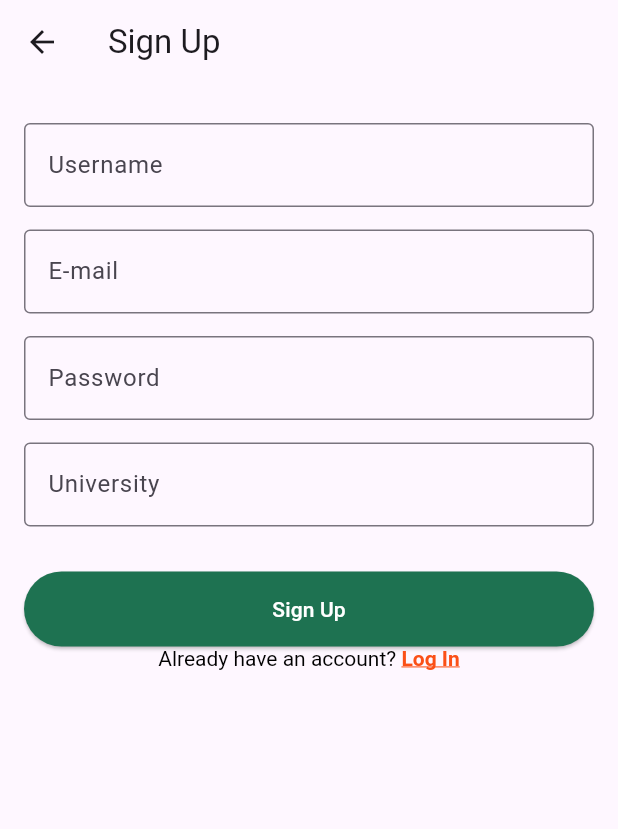
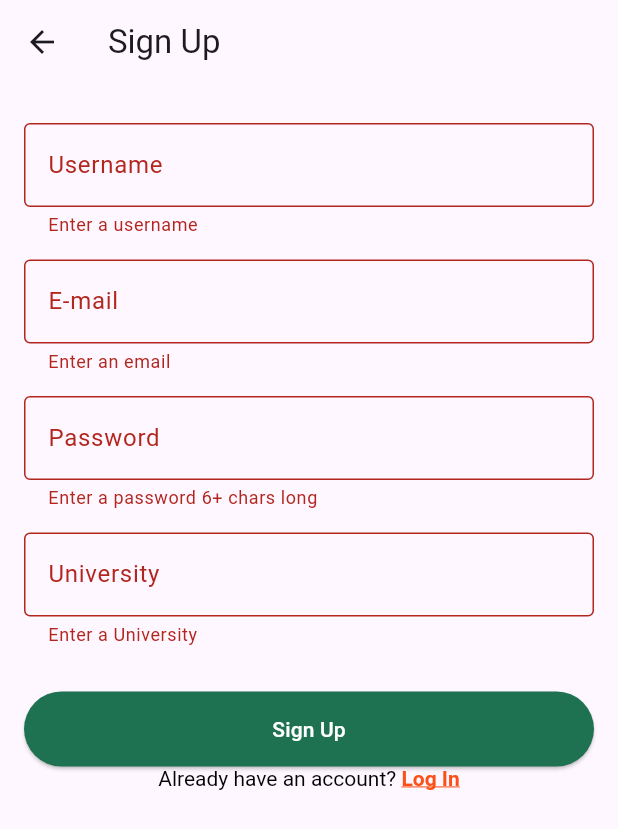
Before and after one commit to sehae/gthr, a Flutter app: the SignUpScreen screen opened directly with empty values, after a tap on "Sign Up", on a phone screen of 412 x 824 dp. Shown: the top 829 px of the screen. Run offline on Flutter 3.47's test engine with Material 3 defaults, Android fonts, the phone set to English and light mode, and no system bars; our stand-ins replace cloud_firestore, firebase_auth, firebase_core, flutter_spinkit, font_awesome_flutter, readmore; accounts and stored records are empty.

Commit message:
di ko mafix

```diff
--- a/lib/screens/authenticate/LoginScreen/login.dart
+++ b/lib/screens/authenticate/LoginScreen/login.dart
@@ -3,6 +3,7 @@ import 'package:flutter/gestures.dart';
 import 'package:gthr/main.dart';
 import 'package:gthr/services/auth.dart';
 
+import '../../../shared/loading.dart';
 import '../SignUpScreen/signup1.dart';
 
   class LoginScreen extends StatefulWidget {
@@ -15,19 +16,24 @@ import '../SignUpScreen/signup1.dart';
   }
 
 class _LoginScreen extends State<LoginScreen> {
-  bool _showSignIn = true;
+
   final AuthService _auth = AuthService();
+  final GlobalKey<FormState> _formKey = GlobalKey<FormState>();
+  bool loading = false;
 
   String username = '';
+  String email = '';
   String password = '';
+  String error = '';
 
   @override
   Widget build(BuildContext context) {
-    return Scaffold(
+    return loading ? Loading() : Scaffold(
       backgroundColor: Colors.white,
       body: Padding(
         padding: EdgeInsets.all(16.0),
         child: Form(
+          key: _formKey,
         child: Column(
           mainAxisAlignment: MainAxisAlignment.center,
           children: <Widget>[
@@ -40,16 +46,18 @@ class _LoginScreen extends State<LoginScreen> {
             ),
             SizedBox(height: 48),
             TextFormField(
+              validator: (val) => val!.isEmpty ? "Enter an email" : null,
               onChanged: (val){
-                setState(() => username = val);
+                setState(() => email = val);
               },
               decoration: InputDecoration(
-                labelText: 'Username',
+                labelText: 'Email',
                 border: OutlineInputBorder(),
               ),
             ),
             SizedBox(height: 16),
             TextFormField(
+              validator: (val) => val!.length < 6 ? "Enter a password 6+ chars long" : null,
               onChanged: (val){
                 setState(() => password = val);
               },
@@ -71,7 +79,7 @@ class _LoginScreen extends State<LoginScreen> {
                 ),
                 TextButton(
                   onPressed: () async {
-                    print(username);
+                    print(email);
                     print(password);
                   },
                   child: Text(
@@ -85,9 +93,17 @@ class _LoginScreen extends State<LoginScreen> {
             ),
             SizedBox(height: 15),
             ElevatedButton(
-              onPressed: () {
-                print(username);
-                print(password);
+              onPressed: () async {
+                if (_formKey.currentState!.validate()){
+                  setState(() => loading = true);
+                  dynamic result = await _auth.signInWithEmailAndPassword(email, password);
+                  if (result == null){
+                    setState(() {
+                      error = 'COULD NOT SIGN IN WITH THOSE CREDENTIALS';
+                      loading = false;
+                    });
+                  }
+                }
               },
               child: Text(
                   'Login',
--- a/lib/screens/authenticate/SignUpScreen/signup1.dart
+++ b/lib/screens/authenticate/SignUpScreen/signup1.dart
@@ -1,6 +1,8 @@
 import 'package:flutter/gestures.dart';
 import 'package:flutter/material.dart';
 import 'package:gthr/services/auth.dart';
+
+import '../../../shared/loading.dart';
 
 class SignUpScreen extends StatefulWidget {
 
@@ -14,15 +16,18 @@ class SignUpScreen extends StatefulWidget {
 class _SignUpScreenState extends State<SignUpScreen> {
 
   final AuthService _auth = AuthService();
+  final GlobalKey<FormState> _formKey = GlobalKey<FormState>();
+  bool loading = false;
 
   String username = '';
   String email = '';
   String password = '';
   String uni = '';
+  String error = '';
 
   @override
   Widget build(BuildContext context) {
-    return Scaffold(
+    return loading ? Loading() : Scaffold(
       appBar: AppBar(
         leading: BackButton(),
         title: Text('Sign Up'),
@@ -30,10 +35,12 @@ class _SignUpScreenState extends State<SignUpScreen> {
       body: SingleChildScrollView(
         padding: EdgeInsets.all(16.0),
         child: Form(
+          key: _formKey,
           child: Column(
             children: <Widget>[
               SizedBox(height: 10),
               TextFormField(
+                validator: (val) => val!.isEmpty ? "Enter a username" : null,
                 onChanged: (val){
                   setState(() => username = val);
                 },
@@ -44,6 +51,7 @@ class _SignUpScreenState extends State<SignUpScreen> {
               ),
               SizedBox(height: 15),
               TextFormField(
+                validator: (val) => val!.isEmpty ? "Enter an email" : null,
                 onChanged: (val){
                   setState(() => email = val);
                 },
@@ -54,6 +62,7 @@ class _SignUpScreenState extends State<SignUpScreen> {
               ),
               SizedBox(height: 15),
               TextFormField(
+                validator: (val) => val!.length < 6 ? "Enter a password 6+ chars long" : null,
                 onChanged: (val){
                   setState(() => password = val);
                 },
@@ -65,6 +74,7 @@ class _SignUpScreenState extends State<SignUpScreen> {
               ),
               SizedBox(height: 15),
               TextFormField(
+                validator: (val) => val!.isEmpty ? "Enter a University" : null,
                 onChanged: (val){
                   setState(() => uni = val);
                 },
@@ -76,7 +86,18 @@ class _SignUpScreenState extends State<SignUpScreen> {
               SizedBox(height: 30),
               ElevatedButton(
                 onPressed: () async {
-                  // add function dito, idk kung ano nagagawa nung before pero niremove ko na.
+                  setState(() => loading = true);
+                  if (_formKey.currentState!.validate()){
+                    dynamic result = await _auth.registerWithEmailAndPassword(email, password);
+                    if (result == null){
+                      setState(() {
+                        error = 'Please supply a valid email';
+                        loading = false;
+                      });
+                    }
+                  } else {
+                    setState(() => loading = false);
+                  }
                 },
                 child: Text('Sign Up'),
                 style: ElevatedButton.styleFrom(
--- a/lib/services/auth.dart
+++ b/lib/services/auth.dart
@@ -1,5 +1,6 @@
 import 'package:firebase_auth/firebase_auth.dart';
 import 'package:gthr/models/user.dart';
+import 'package:gthr/services/database.dart';
 
 class AuthService {
 
@@ -29,8 +30,32 @@ class AuthService {
   }
 
   // sign in with email & password
+  Future signInWithEmailAndPassword(String email, String password) async {
+    try {
+      UserCredential result = await _auth.signInWithEmailAndPassword(email: email, password: password);
+      User? user = result.user!;
+      return _userFromFirebaseUser(user);
+    } catch (e) {
+      print(e.toString());
+      return null;
+    }
+  }
 
   //register with email & password
+  Future registerWithEmailAndPassword(String email, String password) async {
+    try {
+      UserCredential result = await _auth.createUserWithEmailAndPassword(email: email, password: password);
+      User? user = result.user!;
+
+      // create a new document for the user with the uid
+      await DatabaseService(uid: user.uid).initUserData(email);
+      await DatabaseService(uid: user.uid).updateUserData('email');
+      return _userFromFirebaseUser(user);
+    } catch(e) {
+      print(e.toString());
+      return null;
+    }
+  }
 
   // sign out
   Future signOut() async {
--- /dev/null
+++ b/lib/services/database.dart
@@ -0,0 +1,24 @@
+import 'package:cloud_firestore/cloud_firestore.dart';
+
+class DatabaseService {
+  final String? uid;
+  DatabaseService({this.uid});
+
+  //collection reference
+  final CollectionReference userdataCollection = FirebaseFirestore.instance.collection('UData');
+
+  //init user data
+  Future initUserData(String email) async {
+    return await userdataCollection.doc(uid).set({
+      'email': email,
+      'uid': uid,
+    });
+  }
+
+  //update user data
+  Future updateUserData(String email) async {
+    return await userdataCollection.doc(uid).set({
+      'email' : email,
+    });
+  }
+}
--- a/pubspec.yaml
+++ b/pubspec.yaml
@@ -41,6 +41,7 @@ dependencies:
   cloud_firestore: ^4.0.0
   firebase_core_web: ^2.0.1
   provider: ^5.0.0
+  flutter_spinkit: ^5.2.1
 
 dev_dependencies:
   flutter_test:
```
Also changed, not shown: lib/screens/authenticate/SelectionScreen/selectionscreen.dart (+10 -2 lines), lib/shared/loading.dart (added, +18 -0 lines), pubspec.lock.
